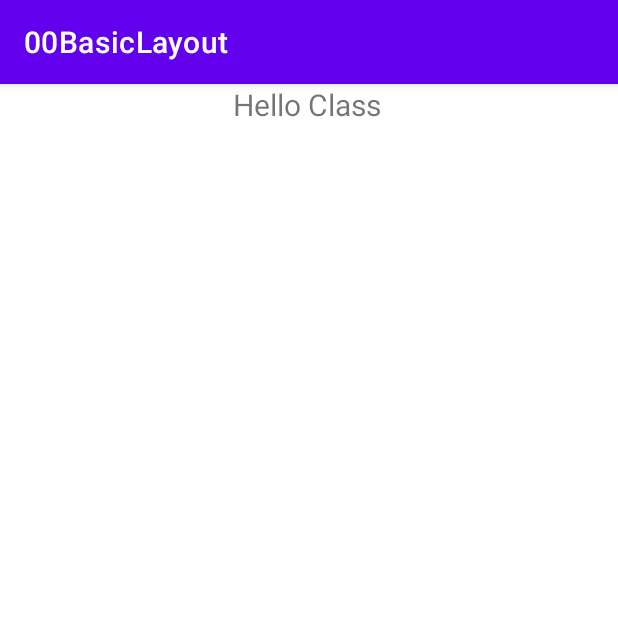
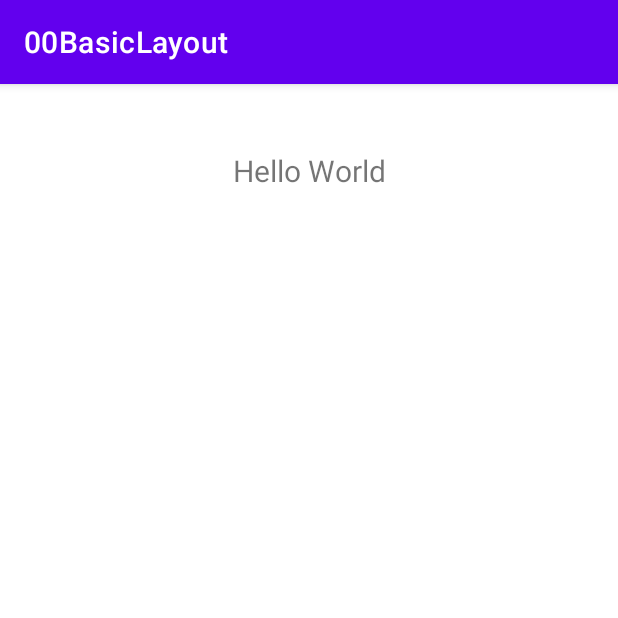
Before and after one commit to dev-SR/android-native, an Android app: the screen it shows after launch (MainActivity), on a phone screen of 412 x 824 dp, the top half of it. Run offline under Robolectric (Android 15) with nearby library versions, the phone set to English and light mode, and no system bars.

Commit message:
constrain_layout: layout width/height config...

```diff
--- a/00BasicLayout/app/src/main/res/layout/constraint_layout.xml
+++ b/00BasicLayout/app/src/main/res/layout/constraint_layout.xml
@@ -7,12 +7,14 @@
     tools:context=".MainActivity">
 
     <TextView
-        android:layout_width="102dp"
-        android:layout_height="28dp"
-        android:text="Hello Class"
+        android:id="@+id/textView5"
+        android:layout_width="wrap_content"
+        android:layout_height="0dp"
+        android:layout_marginTop="44dp"
+        android:text="Hello World"
         android:textSize="20sp"
         app:layout_constraintEnd_toEndOf="parent"
         app:layout_constraintStart_toStartOf="parent"
-        tools:layout_editor_absoluteY="145dp" />
+        app:layout_constraintTop_toTopOf="parent" />
 
 </androidx.constraintlayout.widget.ConstraintLayout>
```
Also changed, not shown: 3 other files.
